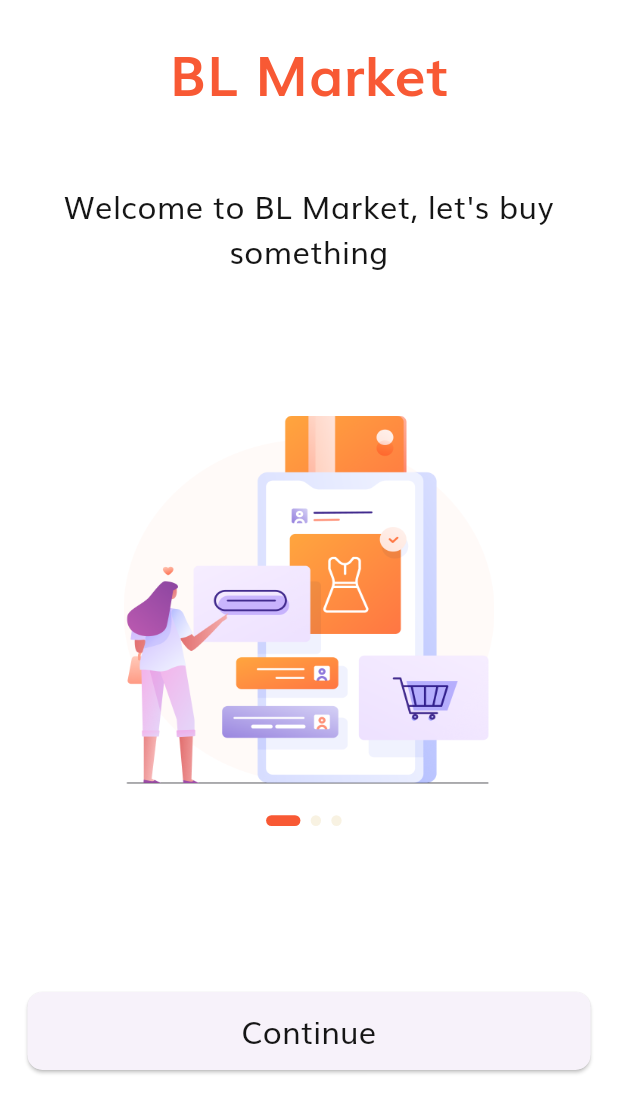
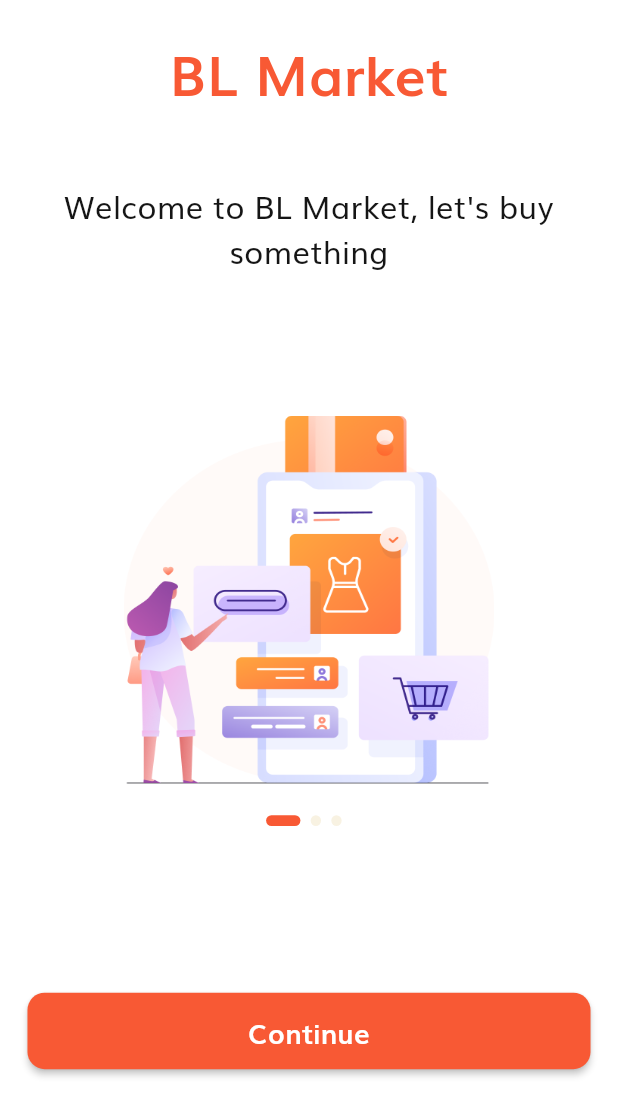
Before and after one commit to BaoLam2610/Flutter-EcommerceApp, a Flutter app: the screen it shows after launch, on a phone screen of 412 x 824 dp. Shown: the top 1116 px of the screen. Run offline on Flutter 3.47's test engine with Material 3 defaults, Android fonts, the phone set to English and light mode, and no system bars; our stand-ins replace bloc, bot_toast, dio, easy_localization, equatable, flutter_bloc and 7 more; generated files the repository leaves out were written again.

```diff
--- a/lib/configs/routes/routes.dart
+++ b/lib/configs/routes/routes.dart
@@ -3,13 +3,15 @@ import 'package:flutter/material.dart';
 import '../../features/auth/presentation/screens/forgot_password/forgot_password_screen.dart';
 import '../../features/auth/presentation/screens/intro/intro_screen.dart';
 import '../../features/auth/presentation/screens/login/login_screen.dart';
-
+import '../../features/splash/presentation/screen/splash_screen.dart';
 
 class AppRoutes {
   static const String defaultPage = '';
 
   static Route onGenerateRoutes(RouteSettings settings) {
     switch (settings.name) {
+      case SplashScreen.route:
+        return materialRoute(const SplashScreen());
       case IntroScreen.route:
         return materialRoute(const IntroScreen());
       case LoginScreen.route:
@@ -17,7 +19,7 @@ class AppRoutes {
       case ForgotPasswordScreen.route:
         return materialRoute(const ForgotPasswordScreen());
       default:
-        return materialRoute(const IntroScreen());
+        return materialRoute(const SplashScreen());
     }
   }
 
@@ -26,4 +28,9 @@ class AppRoutes {
       builder: (context) => widget,
     );
   }
+
+  static Map<String, Widget Function(BuildContext)> routes = {
+    SplashScreen.route: (_) => const SplashScreen(),
+    IntroScreen.route: (_) => const IntroScreen(),
+  };
 }
--- a/lib/core/constants/durations.dart
+++ b/lib/core/constants/durations.dart
@@ -1,3 +1,5 @@
 class AppDurations {
   static const delayPagerIndicator = Duration(milliseconds: 300);
+  static const delayFadedIconApp = Duration(seconds: 1);
+  static const delaySplash = Duration(seconds: 2);
 }
--- /dev/null
+++ b/lib/core/widgets/button/app_button.dart
@@ -0,0 +1,103 @@
+import 'package:flutter/material.dart';
+import 'package:flutter_screenutil/flutter_screenutil.dart';
+
+import '../../../configs/themes/app_colors.dart';
+import '../../../configs/themes/app_text_styles.dart';
+import '../material_effect/material_effect.dart';
+import 'button_type.dart';
+
+class AppButton extends StatelessWidget {
+  final GestureTapCallback? onTap;
+  final ButtonType? type;
+  final String text;
+  final TextStyle? textStyle;
+  final Color? colorButton;
+  final Color? colorBorder;
+  final EdgeInsetsGeometry? padding;
+
+  const AppButton({
+    super.key,
+    required this.text,
+    this.onTap,
+    this.type,
+    this.textStyle,
+    this.colorButton,
+    this.colorBorder,
+    this.padding,
+  });
+
+  final double _buttonElevation = 2.0;
+
+  factory AppButton.primary({
+    Key? key,
+    required String text,
+    GestureTapCallback? onTap,
+    TextStyle? textStyle,
+    EdgeInsetsGeometry? padding,
+  }) {
+    return AppButton(
+      key: key,
+      text: text,
+      type: ButtonType.primary,
+      onTap: onTap,
+      textStyle: textStyle,
+      padding: padding,
+    );
+  }
+
+  factory AppButton.secondary({
+    Key? key,
+    required String text,
+    GestureTapCallback? onTap,
+    TextStyle? textStyle,
+    EdgeInsetsGeometry? padding,
+  }) {
+    return AppButton(
+      key: key,
+      text: text,
+      type: ButtonType.secondary,
+      onTap: onTap,
+      textStyle: textStyle,
+      padding: padding,
+    );
+  }
+
+  @override
+  Widget build(BuildContext context) {
+    return _button;
+  }
+
+  Widget get _button => MaterialEffect(
+        color: _colorButton,
+        onTap: onTap,
+        elevation: _buttonElevation,
+        borderRadius: _buttonBorderRadius,
+        child: Container(
+          padding:
+              padding ?? EdgeInsets.symmetric(vertical: 10.h, horizontal: 16.w),
+          decoration: BoxDecoration(
+            color: Colors.transparent,
+            border: _borderButton,
+          ),
+          child: _buildText,
+        ),
+      );
+
+  Color? get _colorButton => colorButton ?? type?.colorButton;
+
+  Border? get _borderButton => colorBorder != null
+      ? Border.all(width: 1.r, color: colorBorder!)
+      : type?.borderButton;
+
+  BorderRadius get _buttonBorderRadius => BorderRadius.circular(10.r);
+
+  Widget get _buildText => Center(
+        child: Text(
+          text,
+          style: textStyle ??
+              AppTextStyles.bold16.copyWith(
+                color: type?.colorText ?? AppColors.current.primaryText,
+              ),
+        ),
+      );
+}
--- /dev/null
+++ b/lib/core/widgets/material_effect/material_effect.dart
@@ -0,0 +1,32 @@
+import 'package:flutter/material.dart';
+
+class MaterialEffect extends StatelessWidget {
+  final Widget child;
+  final Color? color;
+  final double elevation;
+  final BorderRadius? borderRadius;
+  final void Function()? onTap;
+
+  const MaterialEffect({
+    super.key,
+    required this.child,
+    required this.onTap,
+    this.elevation = 0.0,
+    this.color,
+    this.borderRadius,
+  });
+
+  @override
+  Widget build(BuildContext context) {
+    return Material(
+      color: color,
+      elevation: elevation,
+      borderRadius: borderRadius,
+      child: InkWell(
+        borderRadius: borderRadius,
+        onTap: onTap,
+        child: child,
+      ),
+    );
+  }
+}
--- a/lib/features/app/app.dart
+++ b/lib/features/app/app.dart
@@ -11,6 +11,7 @@ import '../../configs/themes/app_themes.dart';
 import '../../core/widgets/navigator/navigator_key.dart';
 import '../../gen/codegen_loader.g.dart';
 import '../auth/presentation/screens/intro/intro_screen.dart';
+import '../splash/presentation/screen/splash_screen.dart';
 import 'app_provider.dart';
 import 'bloc/global_app_cubit.dart';
 
@@ -52,8 +53,7 @@ class _BLMarketAppState extends State<BLMarketApp> {
 
   Widget get _appContainer => BlocBuilder<GlobalAppCubit, GlobalAppState>(
         bloc: _globalAppCubit,
-        builder: (context, state) => multipleBlocProvidersContainer(
-          MaterialApp(
+        builder: (context, state) => MaterialApp(
           navigatorKey: navigatorKey,
           builder: BotToastInit(),
           navigatorObservers: [BotToastNavigatorObserver()],
@@ -64,9 +64,8 @@ class _BLMarketAppState extends State<BLMarketApp> {
           localizationsDelegates: context.localizationDelegates,
           supportedLocales: context.supportedLocales,
           locale: context.locale,
-            onGenerateRoute: AppRoutes.onGenerateRoutes,
-            initialRoute: IntroScreen.route,
-          ),
+          routes: AppRoutes.routes,
+          initialRoute: SplashScreen.route,
         ),
       );
 }
--- a/lib/features/auth/presentation/screens/intro/intro_screen.dart
+++ b/lib/features/auth/presentation/screens/intro/intro_screen.dart
@@ -3,14 +3,14 @@ import 'package:flutter/material.dart';
 import 'package:flutter_bloc/flutter_bloc.dart';
 import 'package:flutter_screenutil/flutter_screenutil.dart';
 
+import '../../../../../configs/di/injection_container.dart';
 import '../../../../../configs/themes/app_colors.dart';
 import '../../../../../configs/themes/app_text_styles.dart';
-import '../../../../../configs/themes/button_themes.dart';
-import '../../../../../configs/themes/dimens.dart';
 import '../../../../../core/constants/durations.dart';
 import '../../../../../core/constants/strings.dart';
 import '../../../../../core/extensions/widget_extensions.dart';
 import '../../../../../core/screen/base_screen.dart';
+import '../../../../../core/widgets/button/app_button.dart';
 import '../../../../../gen/locale_keys.g.dart';
 import '../login/login_screen.dart';
 import 'bloc/intro_cubit.dart';
@@ -29,7 +29,7 @@ class _IntroScreenState extends BaseScreenState<IntroScreen> {
 
   @override
   void initState() {
-    _cubit = ReadContext(context).read<IntroCubit>();
+    _cubit = sl.get<IntroCubit>();
     super.initState();
   }
 
@@ -37,11 +37,12 @@ class _IntroScreenState extends BaseScreenState<IntroScreen> {
   Widget buildScreen(BuildContext context) {
     return Scaffold(
       backgroundColor: AppColors.current.background,
-      body: _buildBody,
+      body: SafeArea(child: _buildBody),
     );
   }
 
   Widget get _buildBody => BlocBuilder<IntroCubit, IntroState>(
+        bloc: _cubit,
         buildWhen: (previous, current) =>
             previous.currentIndex != current.currentIndex,
         builder: (context, state) => Column(
@@ -126,25 +127,18 @@ class _IntroScreenState extends BaseScreenState<IntroScreen> {
         height: 6.h,
         width: _cubit.currentIndex == index ? 20.w : 6.w,
         decoration: BoxDecoration(
-            color: _cubit.currentIndex == index
-                ? AppColors.current.primary
-                : AppColors.current.primarySup,
-            borderRadius: BorderRadius.circular(4.r)),
+          color: _cubit.currentIndex == index
+              ? AppColors.current.primary
+              : AppColors.current.primarySup,
+          borderRadius: BorderRadius.circular(4.r),
+        ),
       );
 
   Widget get _buildBottomButton => Padding(
         padding: EdgeInsets.all(16.r),
-        child: SizedBox(
-          height: buttonHeightLarge,
-          width: double.infinity,
-          child: ElevatedButton(
-            onPressed: _onButtonPressed,
-            style: primarySmallRoundedButtonTheme,
-            child: Text(
-              text_continue,
-              style: AppTextStyles.regular18,
-            ),
-          ),
+        child: AppButton.primary(
+          text: LocaleKeys.text_continue.tr(),
+          onTap: () {},
         ),
       );
 
--- a/pubspec.yaml
+++ b/pubspec.yaml
@@ -67,6 +67,10 @@ dev_dependencies:
   build_runner: ^2.4.6
   flutter_gen_runner: ^5.4.0
 
+flutter_gen:
+  integrations:
+    flutter_svg: true
+
 flutter:
 
   uses-material-design: true
```
Also changed, not shown: lib/core/screen/base_screen.dart (+2 -5 lines), lib/core/widgets/button/button_type.dart (added, +46 -0 lines), lib/features/app/app_provider.dart (+7 -1 lines), lib/features/splash/presentation/screen/splash_screen.dart (added, +64 -0 lines), assets/icons/logo_app.svg (added), 2 other files. Lines whose indentation alone changed are shown as unchanged.
